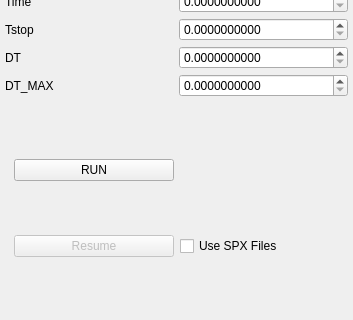
Before: the Qt Designer form gui/uifiles/run.ui in truongd8593/mfix, drawn with Qt 5; both pictures show x 0 to 353 and y 173 to 493 of the 353 by 493 pixel window.
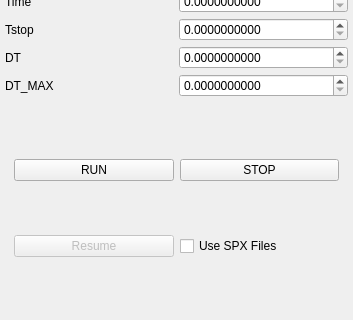
After: the same form once the commit is applied. Custom widgets are drawn as their Qt base class.

Commit message: qthread implementation of non-blocking mfix output readers

What changed in the file:
```diff
--- a/gui/uifiles/run.ui
+++ b/gui/uifiles/run.ui
@@ -62,6 +62,13 @@
         </property>
        </widget>
       </item>
+      <item row="0" column="1">
+       <widget class="QPushButton" name="stop_mfix_button">
+        <property name="text">
+         <string>STOP</string>
+        </property>
+       </widget>
+      </item>
      </layout>
     </widget>
    </item>
```
The commit also changes 1 other file.
